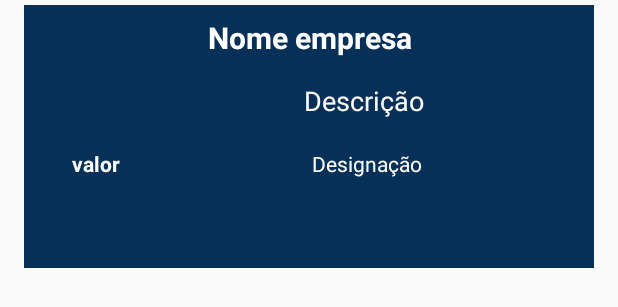
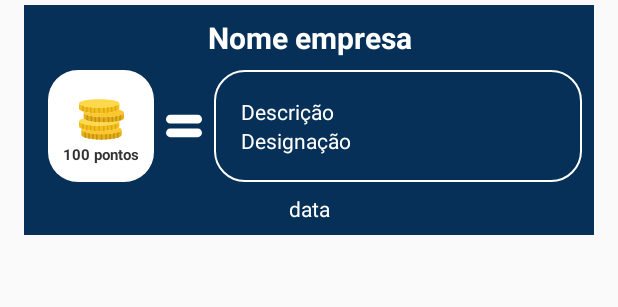
Before and after one commit to diogofalken/MyCards-Mobile, an Android app: the layout desconto_pontos.xml on its own in the app's theme, with its tools: preview values and no code run, on a phone screen of 412 x 824 dp. Shown: the top 307 px of the screen. Run offline under Robolectric (Android 15) with nearby library versions, the phone set to English and light mode, and no system bars; network calls fail.

Commit message:
layout todos os descontos

```diff
--- /dev/null
+++ b/app/src/main/res/drawable/border_valor2_pontos.xml
@@ -0,0 +1,8 @@
+<?xml version="1.0" encoding="utf-8"?>
+<shape xmlns:android="http://schemas.android.com/apk/res/android" android:shape="rectangle">
+    <corners android:radius="20dp"/>
+    <padding android:left="10dp" android:right="10dp" android:top="10dp" android:bottom="10dp"/>
+    <stroke
+        android:width="1dp"
+        android:color="@color/corBranca" />
+</shape>
--- /dev/null
+++ b/app/src/main/res/drawable/border_valor_pontos.xml
@@ -0,0 +1,6 @@
+<?xml version="1.0" encoding="utf-8"?>
+<shape xmlns:android="http://schemas.android.com/apk/res/android" android:shape="rectangle">
+    <solid android:color="@color/corBranca" />
+    <corners android:radius="20dp"/>
+    <padding android:left="10dp" android:right="10dp" android:top="10dp" android:bottom="10dp"/>
+</shape>
--- /dev/null
+++ b/app/src/main/res/drawable/ic_coins.xml
@@ -0,0 +1,47 @@
+<vector android:height="24dp" android:viewportHeight="58"
+    android:viewportWidth="58" android:width="24dp" xmlns:android="http://schemas.android.com/apk/res/android">
+    <path android:fillColor="#E4AF18" android:pathData="M29,48c-14.359,0 -26,-2.962 -26,-6v6.996C3.008,52.032 14.645,55 29,55s25.992,-2.968 26,-6.004V42C55,45.038 43.359,48 29,48"/>
+    <path android:fillColor="#F4BF1A" android:pathData="M26,37c-14.359,0 -26,-2.962 -26,-6v6.996C0.008,41.032 11.645,44 26,44s25.992,-2.968 26,-6.004V31C52,34.038 40.359,37 26,37"/>
+    <path android:fillColor="#E4AF18" android:pathData="M32,26c-14.359,0 -26,-2.962 -26,-6v6.996C6.008,30.032 17.645,33 32,33s25.992,-2.968 26,-6.004V20C58,23.038 46.359,26 32,26"/>
+    <path android:fillColor="#FFD949" android:pathData="M52,8.13C52,11.167 40.359,14 26,14C11.641,14 0,11.167 0,8.13C0,5.092 11.641,3 26,3C40.359,3 52,5.092 52,8.13"/>
+    <path android:fillColor="#F4BF1A" android:pathData="M26,14C11.641,14 0,11.038 0,8v6.996C0.008,18.032 11.645,21 26,21s25.992,-2.968 26,-6.004V8C52,11.038 40.359,14 26,14"/>
+    <path android:fillColor="#DCA815" android:pathData="M4,11.074v6.995c0.608,0.224 1.274,0.44 2,0.646v-6.996C5.274,11.513 4.608,11.297 4,11.074"/>
+    <path android:fillColor="#DCA815" android:pathData="M46,11.719v6.996c0.726,-0.206 1.392,-0.422 2,-0.646v-6.995C47.392,11.298 46.726,11.513 46,11.719"/>
+    <path android:fillColor="#DCA815" android:pathData="M9,12.445v6.997c0.64,0.133 1.307,0.259 2,0.378v-6.997C10.307,12.704 9.64,12.578 9,12.445"/>
+    <path android:fillColor="#DCA815" android:pathData="M41,12.823v6.998c0.693,-0.12 1.36,-0.246 2,-0.379v-6.997C42.36,12.578 41.693,12.704 41,12.823"/>
+    <path android:fillColor="#DCA815" android:pathData="M14,13.269v6.998c0.652,0.084 1.317,0.162 2,0.232v-6.998C15.317,13.431 14.652,13.352 14,13.269"/>
+    <path android:fillColor="#DCA815" android:pathData="M36,13.502V20.5c0.683,-0.071 1.348,-0.149 2,-0.232v-6.999C37.348,13.354 36.683,13.432 36,13.502"/>
+    <path android:fillColor="#DCA815" android:pathData="M19,13.759v6.999c0.657,0.046 1.323,0.087 2,0.12v-7C20.323,13.845 19.657,13.805 19,13.759"/>
+    <path android:fillColor="#DCA815" android:pathData="M31,13.878v7c0.677,-0.033 1.343,-0.074 2,-0.12v-6.999C32.343,13.805 31.677,13.845 31,13.878"/>
+    <path android:fillColor="#DCA815" android:pathData="M26,14c-0.335,0 -0.668,-0.003 -1,-0.006v7C25.332,20.997 25.665,21 26,21s0.668,-0.003 1,-0.006v-7C26.668,13.997 26.335,14 26,14"/>
+    <path android:fillColor="#C49214" android:pathData="M10,23.074v6.995c0.608,0.224 1.274,0.44 2,0.646v-6.996C11.274,23.513 10.608,23.297 10,23.074"/>
+    <path android:fillColor="#C49214" android:pathData="M52,23.719v6.996c0.726,-0.206 1.392,-0.422 2,-0.646v-6.995C53.392,23.298 52.726,23.513 52,23.719"/>
+    <path android:fillColor="#C49214" android:pathData="M15,24.445v6.997c0.64,0.133 1.307,0.259 2,0.378v-6.997C16.307,24.704 15.64,24.578 15,24.445"/>
+    <path android:fillColor="#C49214" android:pathData="M47,24.823v6.998c0.693,-0.12 1.36,-0.246 2,-0.379v-6.997C48.36,24.578 47.693,24.704 47,24.823"/>
+    <path android:fillColor="#C49214" android:pathData="M20,25.27v6.998c0.652,0.084 1.317,0.162 2,0.232v-6.998C21.317,25.431 20.652,25.353 20,25.27"/>
+    <path android:fillColor="#C49214" android:pathData="M42,25.501V32.5c0.683,-0.071 1.348,-0.149 2,-0.232V25.27C43.348,25.354 42.683,25.432 42,25.501"/>
+    <path android:fillColor="#C49214" android:pathData="M25,25.759v6.999c0.657,0.046 1.323,0.087 2,0.12v-7C26.323,25.845 25.657,25.805 25,25.759"/>
+    <path android:fillColor="#C49214" android:pathData="M37,25.878v7c0.677,-0.033 1.343,-0.074 2,-0.12v-6.999C38.343,25.805 37.677,25.845 37,25.878"/>
+    <path android:fillColor="#C49214" android:pathData="M32,26c-0.335,0 -0.668,-0.003 -1,-0.006v7C31.332,32.997 31.665,33 32,33s0.668,-0.003 1,-0.006v-7C32.668,25.997 32.335,26 32,26"/>
+    <path android:fillColor="#DCA815" android:pathData="M4,34.074v6.995c0.608,0.224 1.274,0.439 2,0.646v-6.996C5.274,34.513 4.608,34.297 4,34.074"/>
+    <path android:fillColor="#DCA815" android:pathData="M46,34.719v6.996c0.726,-0.206 1.392,-0.422 2,-0.646v-6.995C47.392,34.298 46.726,34.513 46,34.719"/>
+    <path android:fillColor="#DCA815" android:pathData="M9,35.445v6.997c0.64,0.133 1.307,0.259 2,0.378v-6.997C10.307,35.704 9.64,35.578 9,35.445"/>
+    <path android:fillColor="#DCA815" android:pathData="M41,35.823v6.998c0.693,-0.12 1.36,-0.246 2,-0.379v-6.997C42.36,35.578 41.693,35.704 41,35.823"/>
+    <path android:fillColor="#DCA815" android:pathData="M14,36.27v6.998c0.652,0.084 1.317,0.162 2,0.232v-6.998C15.317,36.431 14.652,36.353 14,36.27"/>
+    <path android:fillColor="#DCA815" android:pathData="M36,36.501V43.5c0.683,-0.071 1.348,-0.149 2,-0.232V36.27C37.348,36.354 36.683,36.432 36,36.501"/>
+    <path android:fillColor="#DCA815" android:pathData="M19,36.759v6.999c0.657,0.046 1.323,0.087 2,0.12v-7C20.323,36.845 19.657,36.805 19,36.759"/>
+    <path android:fillColor="#DCA815" android:pathData="M31,36.878v7c0.677,-0.033 1.343,-0.074 2,-0.12v-6.999C32.343,36.805 31.677,36.845 31,36.878"/>
+    <path android:fillColor="#DCA815" android:pathData="M26,37c-0.335,0 -0.668,-0.003 -1,-0.006v7C25.332,43.997 25.665,44 26,44s0.668,-0.003 1,-0.006v-7C26.668,36.997 26.335,37 26,37"/>
+    <path android:fillColor="#C49214" android:pathData="M7,45.074v6.995c0.608,0.224 1.274,0.439 2,0.646v-6.996C8.274,45.513 7.608,45.297 7,45.074"/>
+    <path android:fillColor="#C49214" android:pathData="M49,45.719v6.996c0.726,-0.206 1.392,-0.422 2,-0.646v-6.995C50.392,45.298 49.726,45.513 49,45.719"/>
+    <path android:fillColor="#C49214" android:pathData="M12,46.445v6.997c0.64,0.133 1.307,0.259 2,0.378v-6.997C13.307,46.704 12.64,46.578 12,46.445"/>
+    <path android:fillColor="#C49214" android:pathData="M44,46.823v6.998c0.693,-0.12 1.36,-0.246 2,-0.379v-6.997C45.36,46.578 44.693,46.704 44,46.823"/>
+    <path android:fillColor="#C49214" android:pathData="M17,47.27v6.998c0.652,0.084 1.317,0.162 2,0.232v-6.998C18.317,47.431 17.652,47.353 17,47.27"/>
+    <path android:fillColor="#C49214" android:pathData="M39,47.501V54.5c0.683,-0.071 1.348,-0.149 2,-0.232V47.27C40.348,47.354 39.683,47.432 39,47.501"/>
+    <path android:fillColor="#C49214" android:pathData="M22,47.759v6.999c0.657,0.046 1.323,0.087 2,0.12v-7C23.323,47.845 22.657,47.805 22,47.759"/>
+    <path android:fillColor="#C49214" android:pathData="M34,47.878v7c0.677,-0.033 1.343,-0.074 2,-0.12v-6.999C35.343,47.805 34.677,47.845 34,47.878"/>
+    <path android:fillColor="#C49214" android:pathData="M29,48c-0.335,0 -0.668,-0.003 -1,-0.006v7C28.332,54.997 28.665,55 29,55s0.668,-0.003 1,-0.006v-7C29.668,47.997 29.335,48 29,48"/>
+    <path android:fillColor="#FCC62D" android:pathData="M51.212,39.372C48.372,41.87 38.163,44 26,44c-9.51,0 -17.823,-1.303 -22.356,-3.065C3.227,41.313 3,41.713 3,42.13C3,45.168 14.641,48 29,48c14.36,0 26,-2.832 26,-5.87C55,41.083 53.615,40.147 51.212,39.372"/>
+    <path android:fillColor="#FFD949" android:pathData="M32,33c-13.213,0 -24.116,-2.515 -25.774,-5.283C2.347,28.596 0,29.767 0,31.13C0,34.167 11.641,37 26,37c14.359,0 26,-2.833 26,-5.87c0,-0.134 -0.03,-0.265 -0.075,-0.395C47.156,32.077 40.002,33 32,33"/>
+    <path android:fillColor="#FCC62D" android:pathData="M50.993,16.549C47.882,18.969 37.874,21 26,21c-7.668,0 -14.559,-0.848 -19.318,-2.1C6.241,19.29 6,19.7 6,20.13C6,23.168 17.641,26 32,26c14.359,0 26,-2.832 26,-5.87C58,18.678 55.337,17.443 50.993,16.549"/>
+</vector>
--- /dev/null
+++ b/app/src/main/res/drawable/ic_equal.xml
@@ -0,0 +1,5 @@
+<vector android:height="24dp" android:viewportHeight="42"
+    android:viewportWidth="42" android:width="24dp" xmlns:android="http://schemas.android.com/apk/res/android">
+    <path android:fillColor="#FFFFFF" android:pathData="M4.941,18H16h10h11.059C39.776,18 42,15.718 42,13s-2.224,-5 -4.941,-5H26H16H4.941C2.224,8 0,10.282 0,13S2.224,18 4.941,18z"/>
+    <path android:fillColor="#FFFFFF" android:pathData="M37.059,24H26H16H4.941C2.224,24 0,26.282 0,29s2.224,5 4.941,5H16h10h11.059C39.776,34 42,31.718 42,29S39.776,24 37.059,24z"/>
+</vector>
--- a/app/src/main/res/layout/desconto_pontos.xml
+++ b/app/src/main/res/layout/desconto_pontos.xml
@@ -38,43 +38,68 @@
             app:layout_constraintStart_toStartOf="parent"
             app:layout_constraintTop_toTopOf="parent" />
 
-        <TextView
-            android:id="@+id/valor"
+        <android.support.constraint.ConstraintLayout
+            android:id="@+id/constraintLayout3"
             android:layout_width="wrap_content"
-            android:layout_height="wrap_content"
-            android:layout_marginStart="32dp"
-            android:layout_marginLeft="32dp"
-            android:layout_marginTop="16dp"
+            android:layout_height="0dp"
+            android:layout_marginStart="16dp"
+            android:layout_marginLeft="16dp"
+            android:layout_marginTop="8dp"
             android:layout_marginEnd="8dp"
             android:layout_marginRight="8dp"
-            android:layout_marginBottom="16dp"
-            android:text="valor"
-            android:textColor="@color/corBranca"
-            android:textSize="14sp"
-            android:textStyle="bold"
-            app:layout_constraintBottom_toBottomOf="parent"
-            app:layout_constraintEnd_toStartOf="@+id/constraintLayout3"
+            android:background="@drawable/border_valor_pontos"
+            app:layout_constraintBottom_toBottomOf="@+id/constraintLayout4"
+            app:layout_constraintEnd_toStartOf="@+id/imageView7"
             app:layout_constraintStart_toStartOf="parent"
-            app:layout_constraintTop_toBottomOf="@+id/nome" />
+            app:layout_constraintTop_toBottomOf="@+id/nome">
+
+            <ImageView
+                android:id="@+id/imageView4"
+                android:layout_width="30dp"
+                android:layout_height="30dp"
+                android:layout_marginStart="8dp"
+                android:layout_marginLeft="8dp"
+                android:layout_marginTop="8dp"
+                android:layout_marginEnd="8dp"
+                android:layout_marginRight="8dp"
+                app:layout_constraintEnd_toEndOf="parent"
+                app:layout_constraintStart_toStartOf="parent"
+                app:layout_constraintTop_toTopOf="parent"
+                app:srcCompat="@drawable/ic_coins" />
+
+            <TextView
+                android:id="@+id/valor"
+                android:layout_width="wrap_content"
+                android:layout_height="wrap_content"
+                android:layout_marginTop="8dp"
+                android:layout_marginBottom="8dp"
+                android:text="100 pontos"
+                android:textColor="@color/corIconNav"
+                android:textSize="10sp"
+                android:textStyle="bold"
+                app:layout_constraintBottom_toBottomOf="parent"
+                app:layout_constraintEnd_toEndOf="parent"
+                app:layout_constraintStart_toStartOf="parent"
+                app:layout_constraintTop_toBottomOf="@+id/imageView4" />
+        </android.support.constraint.ConstraintLayout>
 
         <android.support.constraint.ConstraintLayout
-            android:id="@+id/constraintLayout3"
+            android:id="@+id/constraintLayout4"
             android:layout_width="0dp"
-            android:layout_height="100dp"
+            android:layout_height="wrap_content"
             android:layout_marginStart="8dp"
             android:layout_marginLeft="8dp"
             android:layout_marginTop="8dp"
             android:layout_marginEnd="8dp"
             android:layout_marginRight="8dp"
-            android:layout_marginBottom="32dp"
-            app:layout_constraintBottom_toBottomOf="parent"
+            android:background="@drawable/border_valor2_pontos"
             app:layout_constraintEnd_toEndOf="parent"
-            app:layout_constraintStart_toEndOf="@+id/valor"
+            app:layout_constraintStart_toEndOf="@+id/imageView7"
             app:layout_constraintTop_toBottomOf="@+id/nome">
 
             <TextView
                 android:id="@+id/area_empresa"
-                android:layout_width="wrap_content"
+                android:layout_width="0dp"
                 android:layout_height="wrap_content"
                 android:layout_marginStart="8dp"
                 android:layout_marginLeft="8dp"
@@ -83,31 +108,53 @@
                 android:layout_marginRight="8dp"
                 android:text="Descrição"
                 android:textColor="@color/corBranca"
-                android:textSize="18sp"
+                android:textSize="14sp"
                 app:layout_constraintEnd_toEndOf="parent"
-                app:layout_constraintHorizontal_bias="0.502"
                 app:layout_constraintStart_toStartOf="parent"
                 app:layout_constraintTop_toTopOf="parent" />
 
             <TextView
                 android:id="@+id/designacao"
-                android:layout_width="wrap_content"
+                android:layout_width="0dp"
                 android:layout_height="wrap_content"
-                android:layout_marginStart="8dp"
-                android:layout_marginLeft="8dp"
-                android:layout_marginTop="8dp"
                 android:layout_marginEnd="8dp"
                 android:layout_marginRight="8dp"
-                android:layout_marginBottom="16dp"
+                android:layout_marginBottom="8dp"
                 android:text="Designação"
                 android:textColor="@color/corBranca"
                 android:textSize="14sp"
                 app:layout_constraintBottom_toBottomOf="parent"
-                app:layout_constraintEnd_toEndOf="parent"
-                app:layout_constraintHorizontal_bias="0.513"
-                app:layout_constraintStart_toStartOf="parent"
+                app:layout_constraintEnd_toEndOf="@+id/area_empresa"
+                app:layout_constraintStart_toStartOf="@+id/area_empresa"
                 app:layout_constraintTop_toBottomOf="@+id/area_empresa" />
         </android.support.constraint.ConstraintLayout>
+
+        <TextView
+            android:id="@+id/data_Fim"
+            android:layout_width="wrap_content"
+            android:layout_height="wrap_content"
+            android:layout_marginStart="8dp"
+            android:layout_marginLeft="8dp"
+            android:layout_marginTop="8dp"
+            android:layout_marginEnd="8dp"
+            android:layout_marginRight="8dp"
+            android:layout_marginBottom="8dp"
+            android:text="data"
+            android:textColor="@color/corBranca"
+            app:layout_constraintBottom_toBottomOf="parent"
+            app:layout_constraintEnd_toEndOf="parent"
+            app:layout_constraintStart_toStartOf="parent"
+            app:layout_constraintTop_toBottomOf="@+id/constraintLayout3" />
+
+        <ImageView
+            android:id="@+id/imageView7"
+            android:layout_width="wrap_content"
+            android:layout_height="wrap_content"
+            app:layout_constraintBottom_toBottomOf="@+id/constraintLayout3"
+            app:layout_constraintEnd_toStartOf="@+id/constraintLayout4"
+            app:layout_constraintStart_toEndOf="@+id/constraintLayout3"
+            app:layout_constraintTop_toTopOf="@+id/constraintLayout3"
+            app:srcCompat="@drawable/ic_equal" />
 
 
     </android.support.constraint.ConstraintLayout>
--- a/app/src/main/res/layout/fragment_feed_cartoes.xml
+++ b/app/src/main/res/layout/fragment_feed_cartoes.xml
@@ -37,8 +37,6 @@
         android:id="@+id/lista_descontos"
         android:layout_width="0dp"
         android:layout_height="0dp"
-        android:layout_marginTop="8dp"
-        android:layout_marginBottom="8dp"
         android:divider="@null"
         app:layout_constraintBottom_toBottomOf="parent"
         app:layout_constraintEnd_toEndOf="parent"
--- a/app/src/main/res/layout/fragment_feed_descontos.xml
+++ b/app/src/main/res/layout/fragment_feed_descontos.xml
@@ -10,8 +10,6 @@
         android:id="@+id/lista_descontos"
         android:layout_width="0dp"
         android:layout_height="0dp"
-        android:layout_marginTop="8dp"
-        android:layout_marginBottom="8dp"
         android:divider="@null"
         app:layout_constraintBottom_toBottomOf="parent"
         app:layout_constraintEnd_toEndOf="parent"
```
Also changed, not shown: app/src/main/java/com/example/pint_mobile/Fragment_feed_descontos.java (+81 -113 lines), app/src/main/res/drawable/linha_tracejada_cupoes.xml (added, +17 -0 lines), app/src/main/res/drawable/tracejado_cupoes.xml (deleted, +0 -10 lines), app/src/main/res/layout/desconto_cupoes.xml (+39 -39 lines).
